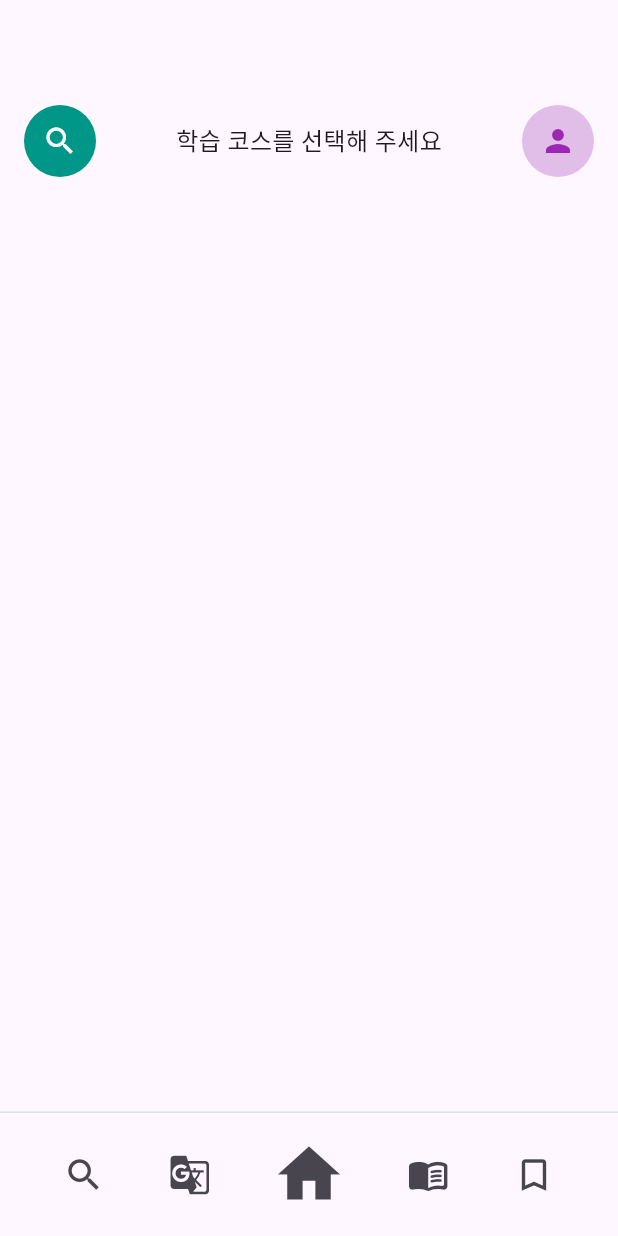
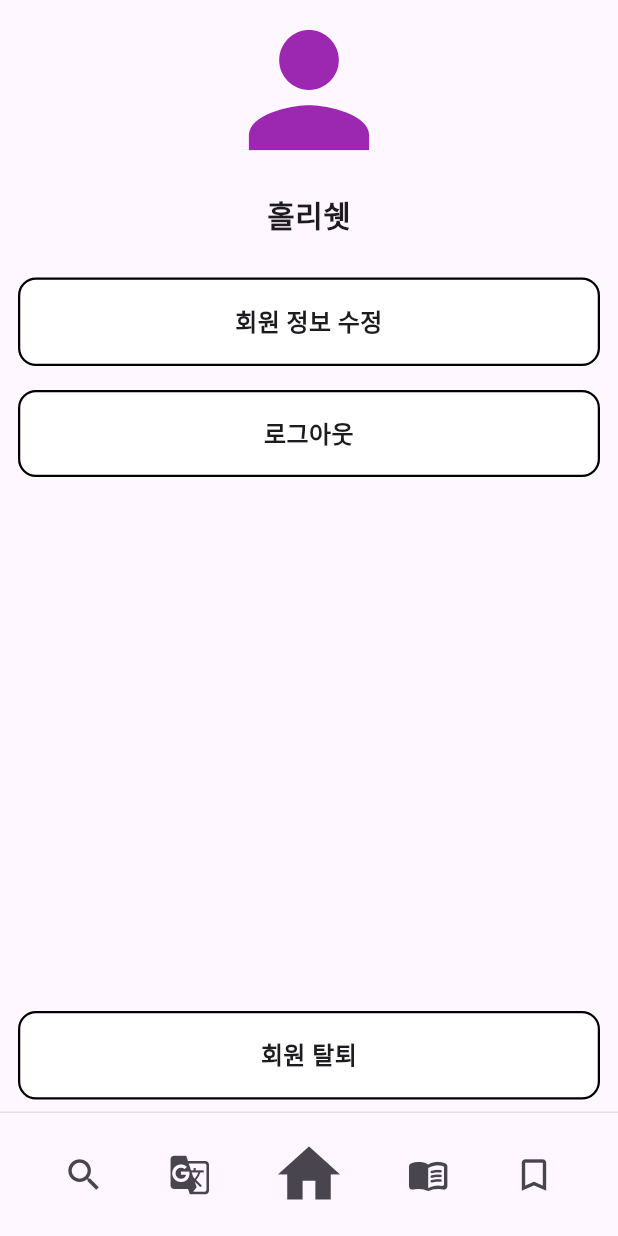
Before and after one commit to Jung-g/sign_language, a Flutter app: the screen it shows after launch, item 3 of the bottom bar chosen, after a tap on the "person" icon, on a phone screen of 412 x 824 dp. Run offline on Flutter 3.47's test engine with Material 3 defaults, Android fonts, the phone set to English and light mode, and no system bars.

```diff
--- a/lib/screen/home_screen.dart
+++ b/lib/screen/home_screen.dart
@@ -1,5 +1,6 @@
 import 'package:flutter/material.dart';
 import 'package:sign_language/widget/bottom_nav_bar.dart';
+import 'package:sign_language/screen/user_screen.dart';
 
 class HomeScreen extends StatelessWidget {
   const HomeScreen({super.key});
@@ -52,6 +53,10 @@ class HomeScreen extends StatelessWidget {
                       ),
                       onPressed: () {
                         // 사용자 설정 연결
+                        Navigator.push(
+                          context,
+                          MaterialPageRoute(builder: (context) => UserScreen()),
+                        );
                       },
                     ),
                   ),
--- /dev/null
+++ b/lib/screen/user_screen.dart
@@ -0,0 +1,37 @@
+import 'package:flutter/material.dart';
+import 'package:sign_language/widget/bottom_nav_bar.dart';
+import 'package:sign_language/widget/menuButton.dart';
+
+class UserScreen extends StatefulWidget {
+  const UserScreen({super.key});
+
+  @override
+  State<UserScreen> createState() => _UserScreenState();
+}
+
+class _UserScreenState extends State<UserScreen> {
+  @override
+  Widget build(BuildContext context) {
+    return Scaffold(
+      body: SafeArea(
+        child: Column(
+          children: [
+            Icon(Icons.person, color: Colors.purple, size: 120),
+            SizedBox(height: 8),
+            Text(
+              '홀리쉣',
+              style: TextStyle(fontSize: 20, fontWeight: FontWeight.w600),
+            ),
+            SizedBox(height: 20),
+            MenuButton(text: '회원 정보 수정', onTap: () {}),
+            MenuButton(text: '로그아웃', onTap: () {}),
+
+            const Spacer(),
+            MenuButton(text: '회원 탈퇴', onTap: () {}),
+            BottomNavBar(),
+          ],
+        ),
+      ),
+    );
+  }
+}
--- /dev/null
+++ b/lib/widget/menuButton.dart
@@ -0,0 +1,33 @@
+import 'package:flutter/material.dart';
+
+class MenuButton extends StatelessWidget {
+  final String text;
+  final VoidCallback onTap;
+
+  const MenuButton({super.key, required this.text, required this.onTap});
+
+  @override
+  Widget build(BuildContext context) {
+    return Padding(
+      padding: const EdgeInsets.symmetric(horizontal: 12, vertical: 8),
+      child: InkWell(
+        onTap: onTap,
+        borderRadius: BorderRadius.circular(12),
+        child: Container(
+          width: double.infinity,
+          padding: const EdgeInsets.symmetric(vertical: 16),
+          decoration: BoxDecoration(
+            color: Colors.white,
+            border: Border.all(color: Colors.black, width: 1.5),
+            borderRadius: BorderRadius.circular(12),
+          ),
+          child: Text(
+            text,
+            textAlign: TextAlign.center,
+            style: const TextStyle(fontSize: 16, fontWeight: FontWeight.w600),
+          ),
+        ),
+      ),
+    );
+  }
+}
```
Also changed, not shown: lib/screen/bookmark_screen.dart (added, +15 -0 lines), lib/screen/studycource_screen.dart (added, +76 -0 lines), lib/widget/bottom_nav_bar.dart (+10 -2 lines).
